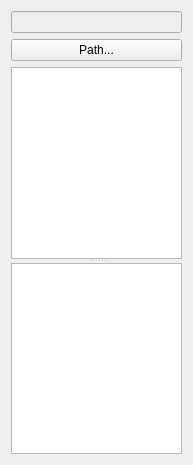
novikovag/CLIPSEditor, file snippets.ui: the form before one commit.
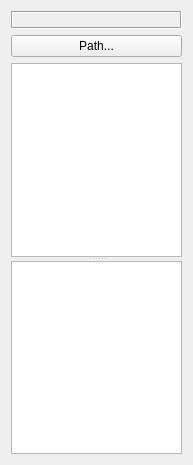
The form after the commit.

Diff of the .ui file:
```diff
--- a/snippets.ui
+++ b/snippets.ui
@@ -14,18 +14,18 @@
    <item>
     <layout class="QVBoxLayout" name="verticalLayout">
      <item>
-      <widget class="QLineEdit" name="ledPath">
-       <property name="enabled">
-        <bool>false</bool>
+      <widget class="QLabel" name="lblPath">
+       <property name="frameShape">
+        <enum>QFrame::Box</enum>
        </property>
-       <property name="acceptDrops">
-        <bool>false</bool>
+       <property name="frameShadow">
+        <enum>QFrame::Sunken</enum>
        </property>
-       <property name="frame">
-        <bool>true</bool>
+       <property name="text">
+        <string/>
        </property>
-       <property name="readOnly">
-        <bool>true</bool>
+       <property name="textInteractionFlags">
+        <set>Qt::NoTextInteraction</set>
        </property>
       </widget>
      </item>
```
Left out of the diff: 6 changed lines with no effect on the pictures.
